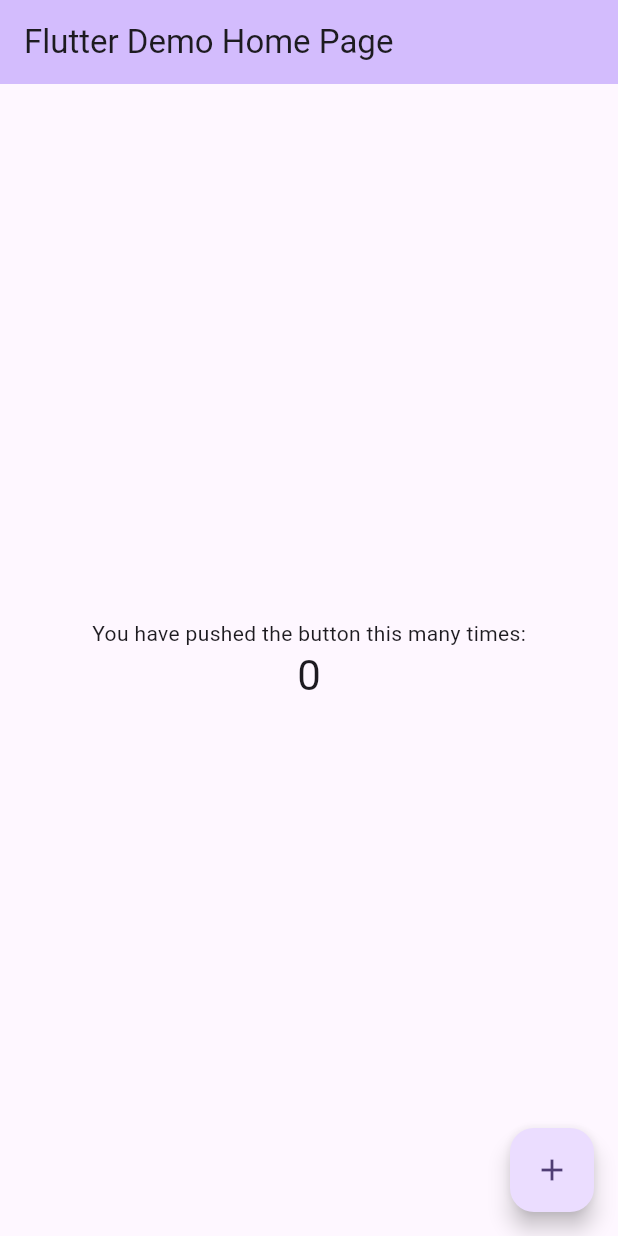
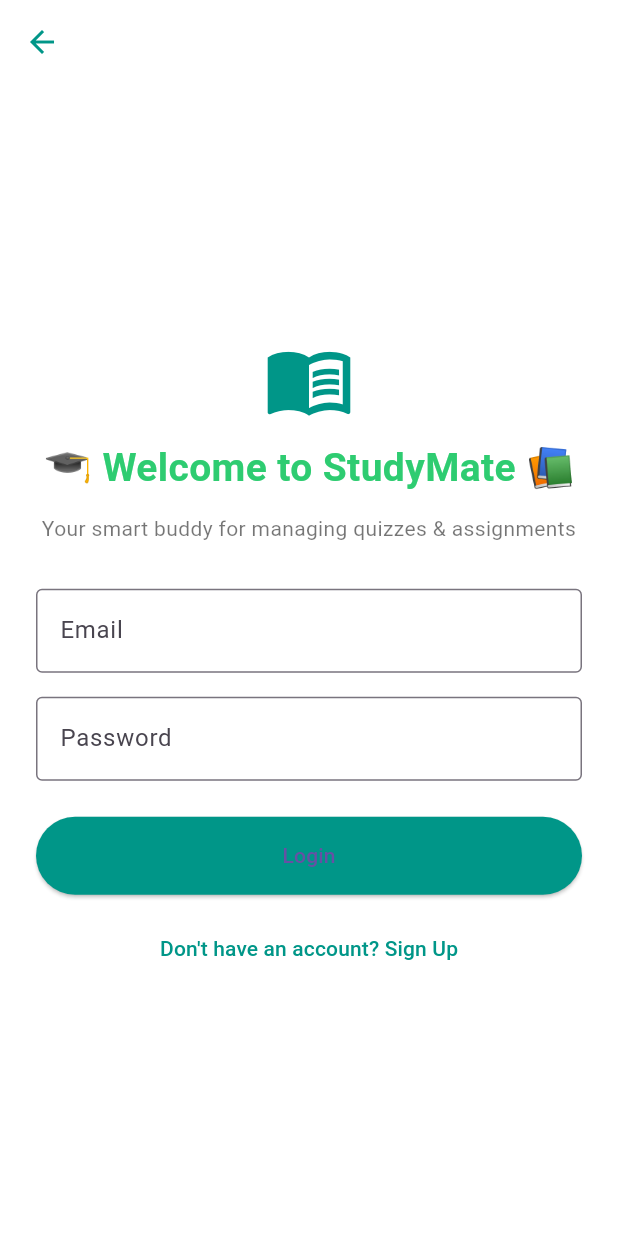
Before and after one commit to Zeden12/StudyMate, a Flutter app: the screen it shows after launch, on a phone screen of 412 x 824 dp. Run offline on Flutter 3.47's test engine with Material 3 defaults, Android fonts, the phone set to English and light mode, and no system bars.

Commit message:
signup and login

```diff
--- a/lib/main.dart
+++ b/lib/main.dart
@@ -1,4 +1,5 @@
 import 'package:flutter/material.dart';
+import 'screens/login_screen.dart';
 
 void main() {
   runApp(const MyApp());
@@ -7,116 +8,16 @@ void main() {
 class MyApp extends StatelessWidget {
   const MyApp({super.key});
 
-  // This widget is the root of your application.
   @override
   Widget build(BuildContext context) {
     return MaterialApp(
-      title: 'Flutter Demo',
+      title: 'StudyMate',
+      debugShowCheckedModeBanner: false,
       theme: ThemeData(
-        // This is the theme of your application.
-        //
-        // TRY THIS: Try running your application with "flutter run". You'll see
-        // the application has a purple toolbar. Then, without quitting the app,
-        // try changing the seedColor in the colorScheme below to Colors.green
-        // and then invoke "hot reload" (save your changes or press the "hot
-        // reload" button in a Flutter-supported IDE, or press "r" if you used
-        // the command line to start the app).
-        //
-        // Notice that the counter didn't reset back to zero; the application
-        // state is not lost during the reload. To reset the state, use hot
-        // restart instead.
-        //
-        // This works for code too, not just values: Most code changes can be
-        // tested with just a hot reload.
-        colorScheme: ColorScheme.fromSeed(seedColor: Colors.deepPurple),
+        primarySwatch: Colors.teal,
+        visualDensity: VisualDensity.adaptivePlatformDensity,
       ),
-      home: const MyHomePage(title: 'Flutter Demo Home Page'),
+      home: LoginScreen(),
     );
   }
 }
-
-class MyHomePage extends StatefulWidget {
-  const MyHomePage({super.key, required this.title});
-
-  // This widget is the home page of your application. It is stateful, meaning
-  // that it has a State object (defined below) that contains fields that affect
-  // how it looks.
-
-  // This class is the configuration for the state. It holds the values (in this
-  // case the title) provided by the parent (in this case the App widget) and
-  // used by the build method of the State. Fields in a Widget subclass are
-  // always marked "final".
-
-  final String title;
-
-  @override
-  State<MyHomePage> createState() => _MyHomePageState();
-}
-
-class _MyHomePageState extends State<MyHomePage> {
-  int _counter = 0;
-
-  void _incrementCounter() {
-    setState(() {
-      // This call to setState tells the Flutter framework that something has
-      // changed in this State, which causes it to rerun the build method below
-      // so that the display can reflect the updated values. If we changed
-      // _counter without calling setState(), then the build method would not be
-      // called again, and so nothing would appear to happen.
-      _counter++;
-    });
-  }
-
-  @override
-  Widget build(BuildContext context) {
-    // This method is rerun every time setState is called, for instance as done
-    // by the _incrementCounter method above.
-    //
-    // The Flutter framework has been optimized to make rerunning build methods
-    // fast, so that you can just rebuild anything that needs updating rather
-    // than having to individually change instances of widgets.
-    return Scaffold(
-      appBar: AppBar(
-        // TRY THIS: Try changing the color here to a specific color (to
-        // Colors.amber, perhaps?) and trigger a hot reload to see the AppBar
-        // change color while the other colors stay the same.
-        backgroundColor: Theme.of(context).colorScheme.inversePrimary,
-        // Here we take the value from the MyHomePage object that was created by
-        // the App.build method, and use it to set our appbar title.
-        title: Text(widget.title),
-      ),
-      body: Center(
-        // Center is a layout widget. It takes a single child and positions it
-        // in the middle of the parent.
-        child: Column(
-          // Column is also a layout widget. It takes a list of children and
-          // arranges them vertically. By default, it sizes itself to fit its
-          // children horizontally, and tries to be as tall as its parent.
-          //
-          // Column has various properties to control how it sizes itself and
-          // how it positions its children. Here we use mainAxisAlignment to
-          // center the children vertically; the main axis here is the vertical
-          // axis because Columns are vertical (the cross axis would be
-          // horizontal).
-          //
-          // TRY THIS: Invoke "debug painting" (choose the "Toggle Debug Paint"
-          // action in the IDE, or press "p" in the console), to see the
-          // wireframe for each widget.
-          mainAxisAlignment: MainAxisAlignment.center,
-          children: <Widget>[
-            const Text('You have pushed the button this many times:'),
-            Text(
-              '$_counter',
-              style: Theme.of(context).textTheme.headlineMedium,
-            ),
-          ],
-        ),
-      ),
-      floatingActionButton: FloatingActionButton(
-        onPressed: _incrementCounter,
-        tooltip: 'Increment',
-        child: const Icon(Icons.add),
-      ), // This trailing comma makes auto-formatting nicer for build methods.
-    );
-  }
-}
--- /dev/null
+++ b/lib/screens/login_screen.dart
@@ -0,0 +1,118 @@
+import 'package:flutter/material.dart';
+import 'signup_screen.dart';
+
+class LoginScreen extends StatefulWidget {
+  const LoginScreen({super.key});
+
+  @override
+  State<LoginScreen> createState() => _LoginScreenState();
+}
+
+class _LoginScreenState extends State<LoginScreen> {
+  final _formKey = GlobalKey<FormState>();
+  final _emailController = TextEditingController();
+  final _passwordController = TextEditingController();
+
+  void _login() {
+    if (_formKey.currentState!.validate()) {
+      ScaffoldMessenger.of(context).showSnackBar(
+        const SnackBar(content: Text('Logging in...')),
+      );
+    }
+  }
+
+  @override
+  Widget build(BuildContext context) {
+    return Scaffold(
+      backgroundColor: Colors.white,
+      appBar: AppBar(
+        backgroundColor: Colors.white,
+        elevation: 0,
+        leading: IconButton(
+          icon: const Icon(Icons.arrow_back, color: Colors.teal),
+          onPressed: () {
+            Navigator.pop(context);
+          },
+        ),
+      ),
+      body: Center(
+        child: Padding(
+          padding: const EdgeInsets.all(24.0),
+          child: SingleChildScrollView(
+            child: Form(
+              key: _formKey,
+              child: Column(
+                mainAxisSize: MainAxisSize.min,
+                children: [
+                  const Icon(Icons.menu_book, size: 60, color: Colors.teal),
+                  const SizedBox(height: 10),
+                  const Text(
+                    "🎓 Welcome to StudyMate 📚",
+                    style: TextStyle(
+                      fontSize: 26,
+                      fontWeight: FontWeight.bold,
+                      color: Color(0xFF2ECC71),
+                    ),
+                  ),
+                  const SizedBox(height: 12),
+                  const Text(
+                    "Your smart buddy for managing quizzes & assignments",
+                    textAlign: TextAlign.center,
+                    style: TextStyle(color: Colors.black54, fontSize: 14),
+                  ),
+                  const SizedBox(height: 30),
+                  TextFormField(
+                    controller: _emailController,
+                    decoration: const InputDecoration(
+                      labelText: "Email",
+                      border: OutlineInputBorder(),
+                    ),
+                    validator: (value) =>
+                        value!.isEmpty ? 'Please enter your email' : null,
+                  ),
+                  const SizedBox(height: 16),
+                  TextFormField(
+                    controller: _passwordController,
+                    obscureText: true,
+                    decoration: const InputDecoration(
+                      labelText: "Password",
+                      border: OutlineInputBorder(),
+                    ),
+                    validator: (value) =>
+                        value!.isEmpty ? 'Please enter your password' : null,
+                  ),
+                  const SizedBox(height: 24),
+                  SizedBox(
+                    width: double.infinity,
+                    child: ElevatedButton(
+                      onPressed: _login,
+                      style: ElevatedButton.styleFrom(
+                        backgroundColor: Colors.teal,
+                        padding: const EdgeInsets.symmetric(vertical: 16),
+                      ),
+                      child: const Text("Login"),
+                    ),
+                  ),
+                  const SizedBox(height: 12),
+                  TextButton(
+                    onPressed: () {
+                      Navigator.push(
+                        context,
+                        MaterialPageRoute(
+                            builder: (_) => const SignUpScreen()),
+                      );
+                    },
+                    child: const Text(
+                      "Don't have an account? Sign Up",
+                      style: TextStyle(color: Colors.teal),
+                    ),
+                  ),
+                ],
+              ),
+            ),
+          ),
+        ),
+      ),
+    );
+  }
+}
```
Also changed, not shown: lib/screens/signup_screen.dart (added, +151 -0 lines).
